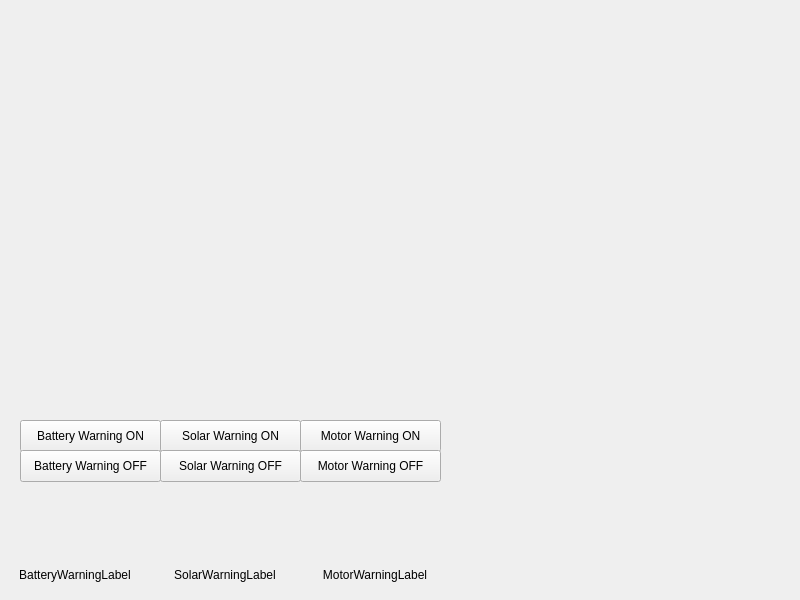
Above: mainwindow.ui from UCR-Solar-Car/DriverInterface before the change. Below: the same form after it.
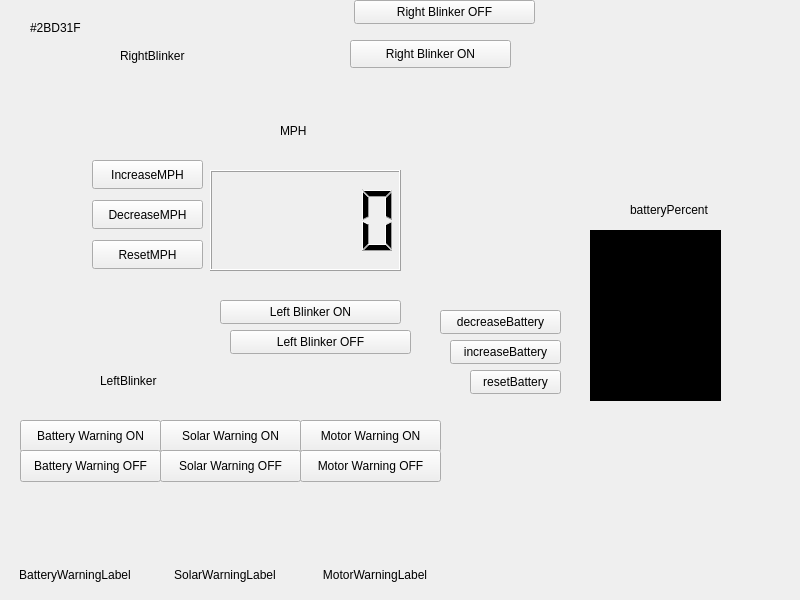
That is the form after the change.

Commit message: Manually fixed UML file

Diff of the .ui file:
```diff
--- a/mainwindow.ui
+++ b/mainwindow.ui
@@ -158,6 +158,329 @@
      <string>Motor Warning OFF</string>
     </property>
    </widget>
+   <widget class="QPushButton" name="TurnRightBlinker">
+    <property name="geometry">
+     <rect>
+      <x>350</x>
+      <y>40</y>
+      <width>161</width>
+      <height>28</height>
+     </rect>
+    </property>
+    <property name="text">
+     <string>Right Blinker ON</string>
+    </property>
+   </widget>
+   <widget class="QLabel" name="batteryHeight3">
+    <property name="geometry">
+     <rect>
+      <x>620</x>
+      <y>350</y>
+      <width>71</width>
+      <height>33</height>
+     </rect>
+    </property>
+    <property name="styleSheet">
+     <string notr="true">background-color: rgb(0, 169, 0);</string>
+    </property>
+    <property name="text">
+     <string/>
+    </property>
+   </widget>
+   <widget class="QPushButton" name="TurnOffLeftBlinker">
+    <property name="geometry">
+     <rect>
+      <x>220</x>
+      <y>300</y>
+      <width>181</width>
+      <height>24</height>
+     </rect>
+    </property>
+    <property name="text">
+     <string>Left Blinker ON</string>
+    </property>
+   </widget>
+   <widget class="QLabel" name="label_2">
+    <property name="geometry">
+     <rect>
+      <x>610</x>
+      <y>260</y>
+      <width>91</width>
+      <height>131</height>
+     </rect>
+    </property>
+    <property name="styleSheet">
+     <string notr="true">background-color: rgb(255, 255, 255);
+border-radius: 10px</string>
+    </property>
+    <property name="text">
+     <string/>
+    </property>
+   </widget>
+   <widget class="QLabel" name="batteryHeight2">
+    <property name="geometry">
+     <rect>
+      <x>620</x>
+      <y>310</y>
+      <width>71</width>
+      <height>33</height>
+     </rect>
+    </property>
+    <property name="styleSheet">
+     <string notr="true">background-color: rgb(0, 169, 0);</string>
+    </property>
+    <property name="text">
+     <string/>
+    </property>
+   </widget>
+   <widget class="QPushButton" name="ResetMPH">
+    <property name="geometry">
+     <rect>
+      <x>92</x>
+      <y>240</y>
+      <width>111</width>
+      <height>29</height>
+     </rect>
+    </property>
+    <property name="text">
+     <string>ResetMPH</string>
+    </property>
+   </widget>
+   <widget class="QLabel" name="blinkerColor">
+    <property name="geometry">
+     <rect>
+      <x>30</x>
+      <y>20</y>
+      <width>81</width>
+      <height>16</height>
+     </rect>
+    </property>
+    <property name="text">
+     <string>#2BD31F</string>
+    </property>
+   </widget>
+   <widget class="QLCDNumber" name="MPH">
+    <property name="geometry">
+     <rect>
+      <x>210</x>
+      <y>170</y>
+      <width>191</width>
+      <height>101</height>
+     </rect>
+    </property>
+    <property name="styleSheet">
+     <string notr="true">color: qlineargradient(spread:pad, x1:0, y1:0, x2:1, y2:0, stop:0 rgba(255, 0, 0, 255), stop:0.166 rgba(255, 255, 0, 255), stop:0.333 rgba(0, 255, 0, 255), stop:0.5 rgba(0, 255, 255, 255), stop:0.666 rgba(0, 0, 255, 255), stop:0.833 rgba(255, 0, 255, 255), stop:1 rgba(255, 0, 0, 255));
+color: rgb(0, 255, 0);
+color: rgb(0, 0, 0);</string>
+    </property>
+   </widget>
+   <widget class="QLabel" name="LeftBlinker">
+    <property name="geometry">
+     <rect>
+      <x>100</x>
+      <y>330</y>
+      <width>121</width>
+      <height>101</height>
+     </rect>
+    </property>
+    <property name="text">
+     <string>LeftBlinker</string>
+    </property>
+   </widget>
+   <widget class="QLabel" name="rightBlinker">
+    <property name="geometry">
+     <rect>
+      <x>120</x>
+      <y>20</y>
+      <width>131</width>
+      <height>71</height>
+     </rect>
+    </property>
+    <property name="text">
+     <string>RightBlinker</string>
+    </property>
+   </widget>
+   <widget class="QLabel" name="label_7">
+    <property name="geometry">
+     <rect>
+      <x>640</x>
+      <y>240</y>
+      <width>31</width>
+      <height>16</height>
+     </rect>
+    </property>
+    <property name="styleSheet">
+     <string notr="true">background-color: rgb(255, 255, 255);</string>
+    </property>
+    <property name="text">
+     <string/>
+    </property>
+   </widget>
+   <widget class="QPushButton" name="increaseBattery">
+    <property name="geometry">
+     <rect>
+      <x>450</x>
+      <y>340</y>
+      <width>111</width>
+      <height>24</height>
+     </rect>
+    </property>
+    <property name="text">
+     <string>increaseBattery</string>
+    </property>
+   </widget>
+   <widget class="QLabel" name="batteryPercent">
+    <property name="geometry">
+     <rect>
+      <x>630</x>
+      <y>200</y>
+      <width>121</width>
+      <height>20</height>
+     </rect>
+    </property>
+    <property name="text">
+     <string>batteryPercent</string>
+    </property>
+   </widget>
+   <widget class="QPushButton" name="IncreaseMPH">
+    <property name="geometry">
+     <rect>
+      <x>92</x>
+      <y>160</y>
+      <width>111</width>
+      <height>29</height>
+     </rect>
+    </property>
+    <property name="text">
+     <string>IncreaseMPH</string>
+    </property>
+   </widget>
+   <widget class="QPushButton" name="resetBattery">
+    <property name="geometry">
+     <rect>
+      <x>470</x>
+      <y>370</y>
+      <width>91</width>
+      <height>24</height>
+     </rect>
+    </property>
+    <property name="text">
+     <string>resetBattery</string>
+    </property>
+   </widget>
+   <widget class="QPushButton" name="decreaseBattery">
+    <property name="geometry">
+     <rect>
+      <x>440</x>
+      <y>310</y>
+      <width>121</width>
+      <height>24</height>
+     </rect>
+    </property>
+    <property name="text">
+     <string>decreaseBattery</string>
+    </property>
+   </widget>
+   <widget class="QLabel" name="batteryHeight1">
+    <property name="geometry">
+     <rect>
+      <x>620</x>
+      <y>270</y>
+      <width>71</width>
+      <height>33</height>
+     </rect>
+    </property>
+    <property name="styleSheet">
+     <string notr="true">background-color: rgb(0, 169, 0);</string>
+    </property>
+    <property name="text">
+     <string/>
+    </property>
+   </widget>
+   <widget class="QPushButton" name="TurOffBlinkers">
+    <property name="geometry">
+     <rect>
+      <x>354</x>
+      <y>0</y>
+      <width>181</width>
+      <height>24</height>
+     </rect>
+    </property>
+    <property name="text">
+     <string>Right Blinker OFF</string>
+    </property>
+   </widget>
+   <widget class="QPushButton" name="DecreaseMPH">
+    <property name="geometry">
+     <rect>
+      <x>92</x>
+      <y>200</y>
+      <width>111</width>
+      <height>29</height>
+     </rect>
+    </property>
+    <property name="text">
+     <string>DecreaseMPH</string>
+    </property>
+   </widget>
+   <widget class="QLabel" name="lowBatteryWarning">
+    <property name="geometry">
+     <rect>
+      <x>610</x>
+      <y>410</y>
+      <width>91</width>
+      <height>51</height>
+     </rect>
+    </property>
+    <property name="text">
+     <string/>
+    </property>
+   </widget>
+   <widget class="QPushButton" name="LeftBlinker_2">
+    <property name="geometry">
+     <rect>
+      <x>230</x>
+      <y>330</y>
+      <width>181</width>
+      <height>24</height>
+     </rect>
+    </property>
+    <property name="text">
+     <string>Left Blinker OFF</string>
+    </property>
+   </widget>
+   <widget class="QLabel" name="label_4">
+    <property name="geometry">
+     <rect>
+      <x>590</x>
+      <y>230</y>
+      <width>131</width>
+      <height>171</height>
+     </rect>
+    </property>
+    <property name="styleSheet">
+     <string notr="true">background-color: rgb(0, 0, 0);</string>
+    </property>
+    <property name="text">
+     <string/>
+    </property>
+   </widget>
+   <widget class="QLabel" name="label">
+    <property name="geometry">
+     <rect>
+      <x>280</x>
+      <y>90</y>
+      <width>71</width>
+      <height>81</height>
+     </rect>
+    </property>
+    <property name="text">
+     <string>MPH</string>
+    </property>
+    <property name="textFormat">
+     <enum>Qt::AutoText</enum>
+    </property>
+   </widget>
   </widget>
  </widget>
  <resources/>
```
